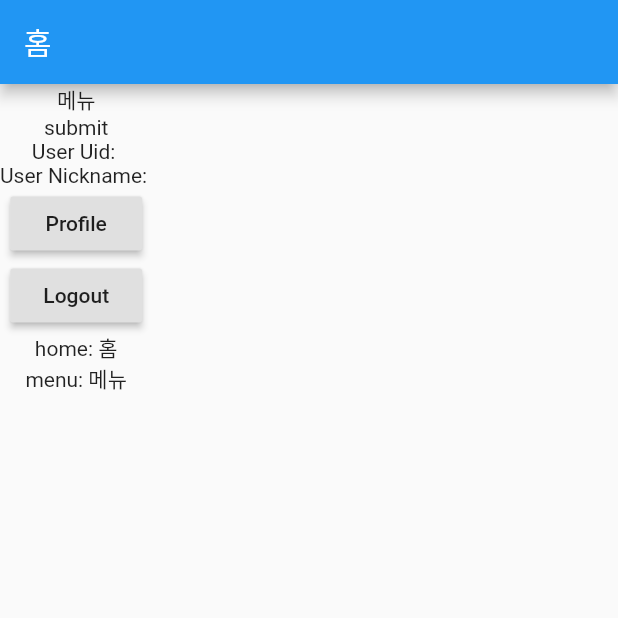
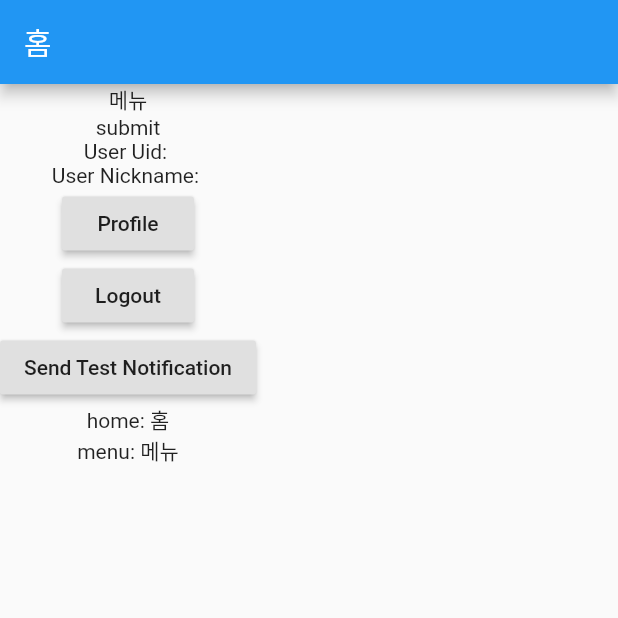
Before and after one commit to thruthesky/sms, a Flutter app: the screen it shows once a user with an empty profile is signed in, on a phone screen of 412 x 824 dp, the top half of it. Run offline on Flutter 3.47's test engine with Material 2 defaults, Android fonts, the light colour scheme and no system bars; our stand-ins replace after_layout, cached_network_image, cloud_firestore, dio, firebase_auth, firebase_core and 5 more; missing offline and left inert: devicelocale, flutter_facebook_auth; accounts and stored records are empty.

Commit message:
push notification android

```diff
--- a/flutter/v1/lib/screens/home/home.screen.dart
+++ b/flutter/v1/lib/screens/home/home.screen.dart
@@ -3,6 +3,7 @@ import 'package:flutter/material.dart';
 import 'package:get/get.dart';
 import 'package:v1/controllers/user.controller.dart';
 import 'package:v1/services/route-names.dart';
+import 'package:v1/services/service.dart';
 import 'package:v1/services/translations.dart';
 
 class HomeScreen extends StatefulWidget {
@@ -52,6 +53,12 @@ class _HomeScreenState extends State<HomeScreen> {
                     onPressed: () => FirebaseAuth.instance.signOut(),
                     child: Text('Logout'),
                   ),
+                  RaisedButton(
+                    onPressed: () => Service().sendNotification(
+                        'test message', 'test body', RouteNames.profile,
+                        token: Service.firebaseMessagingToken),
+                    child: Text('Send Test Notification'),
+                  ),
                 ],
                 for (var item in translations.keys)
                   Text('$item: ' + translations[item]['ko']),
--- a/flutter/v1/lib/screens/login/login.screen.dart
+++ b/flutter/v1/lib/screens/login/login.screen.dart
@@ -1,7 +1,6 @@
 import 'package:firebase_auth/firebase_auth.dart';
 import 'package:flutter/material.dart';
 import 'package:get/get.dart';
-import 'package:v1/services/push-notification.service.dart';
 import 'package:v1/services/service.dart';
 import 'package:v1/services/route-names.dart';
 import 'package:v1/services/spaces.dart';
--- a/flutter/v1/lib/screens/register/register.screen.dart
+++ b/flutter/v1/lib/screens/register/register.screen.dart
@@ -2,7 +2,6 @@ import 'package:flutter/material.dart';
 import 'package:firebase_auth/firebase_auth.dart';
 import 'package:cloud_firestore/cloud_firestore.dart';
 import 'package:get/get.dart';
-import 'package:v1/services/push-notification.service.dart';
 import 'package:v1/services/service.dart';
 import 'package:v1/services/route-names.dart';
 import 'package:v1/services/spaces.dart';
--- a/flutter/v1/lib/settings.dart
+++ b/flutter/v1/lib/settings.dart
@@ -1,8 +1,10 @@
 class Settings {
-  static String defaultLanguage = 'ko';
+  static String defaultLanguage = 'en';
   static List<String> supportedLanguages = ['en', 'ko', 'ch', 'ja'];
   static bool changeUserLanguageOnBoot = false;
   static bool letUserChangeLanguage = true;
 
   static String allTopic = 'allTopic';
+  static String firebaseServerToken =
+      'AAAAjdyAvbM:APA91bGist2NNTrrKTZElMzrNV0rpBLV7Nn674NRow-uyjG1-Uhh5wGQWyQEmy85Rcs0wlEpYT2uFJrSnlZywLzP1hkdx32FKiPJMI38evdRZO0x1vBJLc-cukMqZBKytzb3mzRfmrgL';
 }
--- a/flutter/v1/pubspec.yaml
+++ b/flutter/v1/pubspec.yaml
@@ -27,6 +27,8 @@ dependencies:
   permission_handler: ^5.0.1+1
   cached_network_image: ^2.3.3
 
+  dio: ^3.0.10
+
 dev_dependencies:
   flutter_test:
     sdk: flutter
```
Also changed, not shown: flutter/v1/lib/services/service.dart (+69 -9 lines), flutter/v1/pubspec.lock.
